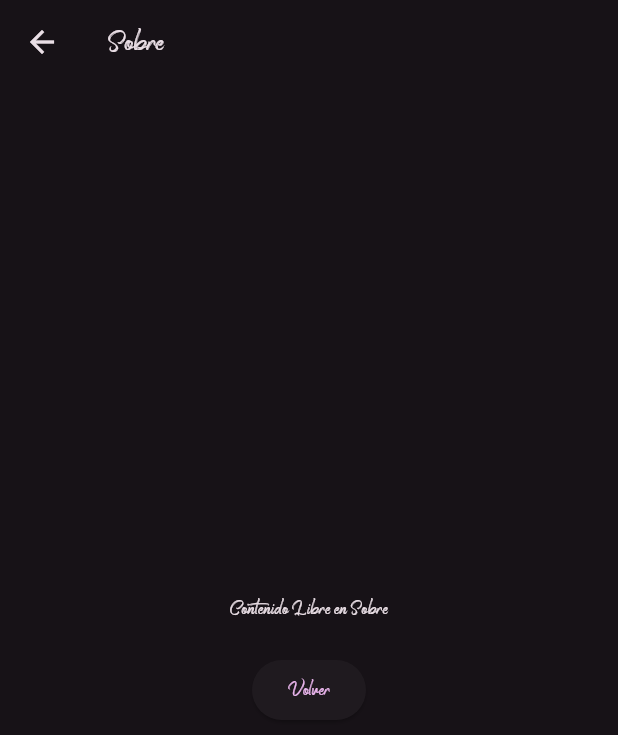
After one commit to FrancoToro/3479A321_2019479023, a Flutter app: the Detalles screen opened directly, after a tap on "Sobre", on a phone screen of 412 x 824 dp. The commit adds this screen. Shown: the top 735 px of the screen. Run offline on Flutter 3.47's test engine with Material 3 defaults, Android fonts, the phone set to English and light mode, and no system bars; our stand-ins replace flutter_svg, logger.

Commit message:
implementacion de pantallas lab3

```diff
--- /dev/null
+++ b/flutter_inicio/lib/pages/Detalles.dart
@@ -0,0 +1,44 @@
+import 'package:flutter/material.dart';
+import 'Sobre.dart';
+
+class Detalles extends StatelessWidget {
+  const Detalles({super.key});
+
+  @override
+  Widget build(BuildContext context) {
+    return Scaffold(
+      appBar: AppBar(
+        title: const Text('Detalles'),
+      ),
+      body: Center(
+        child: Column(
+          mainAxisAlignment: MainAxisAlignment.center,
+          children: <Widget>[
+            const Text('Contenido Libre en Detalles'),
+            const SizedBox(height: 20),
+            Row(
+              mainAxisAlignment: MainAxisAlignment.spaceEvenly,
+              children: [
+                ElevatedButton(
+                  onPressed: () {
+                    Navigator.push(
+                      context,
+                      MaterialPageRoute(builder: (context) => const Sobre()),
+                    );
+                  },
+                  child: const Text('Sobre'),
+                ),
+                ElevatedButton(
+                  onPressed: () {
+                    Navigator.pop(context);
+                  },
+                  child: const Text('Volver'),
+                ),
+              ],
+            ),
+          ],
+        ),
+      ),
+    );
+  }
+}
--- /dev/null
+++ b/flutter_inicio/lib/pages/Sobre.dart
@@ -0,0 +1,29 @@
+import 'package:flutter/material.dart';
+
+class Sobre extends StatelessWidget {
+  const Sobre({super.key});
+
+  @override
+  Widget build(BuildContext context) {
+    return Scaffold(
+      appBar: AppBar(
+        title: const Text('Sobre'),
+      ),
+      body: Center(
+        child: Column(
+          mainAxisAlignment: MainAxisAlignment.center,
+          children: <Widget>[
+            const Text('Contenido Libre en Sobre'),
+            const SizedBox(height: 20),
+            ElevatedButton(
+              onPressed: () {
+                Navigator.pop(context);
+              },
+              child: const Text('Volver'),
+            ),
+          ],
+        ),
+      ),
+    );
+  }
+}
```
Also changed, not shown: flutter_inicio/lib/pages/my_home_page.dart (+33 -107 lines), 1 other file.
